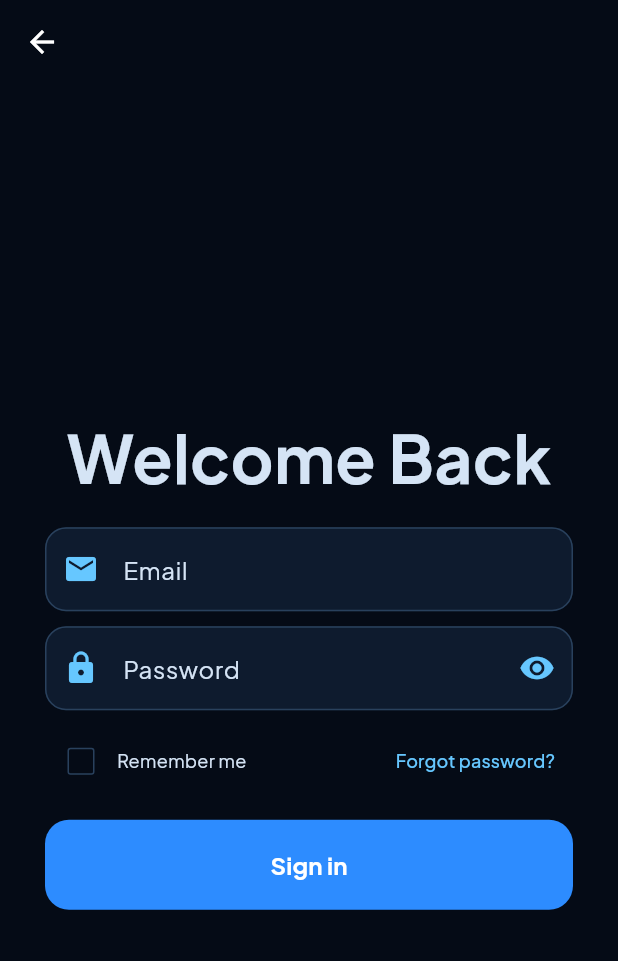
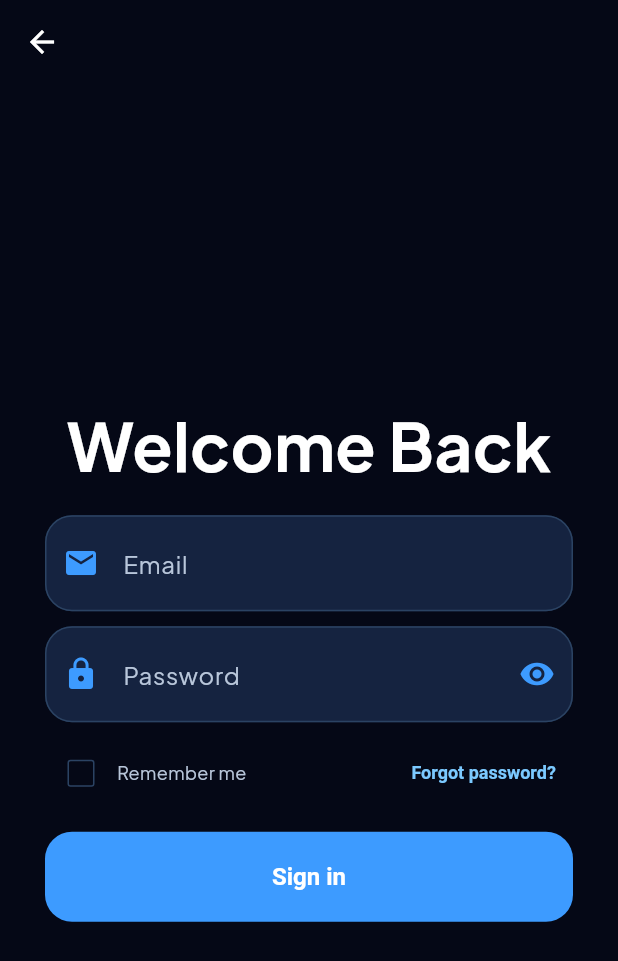
Before and after one commit to Potater420/Social_Media_App, a Flutter app: the screen it shows after launch, after a tap on "Sign in", on a phone screen of 412 x 824 dp. Shown: the top 961 px of the screen. Run offline on Flutter 3.47's test engine with Material 3 defaults, Android fonts, the phone set to English and light mode, and no system bars.

Commit message:
edited theme a bit

```diff
--- a/lib/pages/sign_in_page.dart
+++ b/lib/pages/sign_in_page.dart
@@ -1,4 +1,5 @@
 import 'package:flutter/material.dart';
+
 import 'package:sprints_firstapp/widgets/custom_button.dart';
 
 class SignInPage extends StatefulWidget {
@@ -43,11 +44,12 @@ class _SignInPageState extends State<SignInPage> {
               child: Column(
                 mainAxisAlignment: MainAxisAlignment.center,
                 children: [
-                  const Text(
+                   const Text(
                     'Welcome Back',
                     style: TextStyle(
                       fontWeight: FontWeight.bold,
                       fontSize: 44,
+                      color: Colors.white,
                     ),
                   ),
                   const SizedBox(height: 15),
--- a/lib/pages/welcome_page.dart
+++ b/lib/pages/welcome_page.dart
@@ -1,5 +1,6 @@
 import 'package:flutter/material.dart';
 import 'package:sprints_firstapp/pages/sign_in_page.dart';
+import 'package:sprints_firstapp/theme/app_colors.dart';
 import 'package:sprints_firstapp/widgets/custom_button.dart';
 
 class WelcomePage extends StatelessWidget {
@@ -33,7 +34,7 @@ class WelcomePage extends StatelessWidget {
                   child: Icon(
                     Icons.people_alt_rounded,
                     size: 55,
-                    color: Color.fromARGB(255, 9, 88, 152),
+                    color: AppColors.primary
                   ),
                 ),
 
--- a/lib/theme/app_colors.dart
+++ b/lib/theme/app_colors.dart
@@ -1,27 +1,18 @@
 import 'package:flutter/material.dart';
 
 class AppColors {
-  // Backgrounds
-  static const background = Color(0xFF050B16);
-  static const surface = Color(0xFF0E1B2E);
-  static const surface2 = Color(0xFF142846);
+  static const background = Color(0xFF050816);
+  static const surface = Color(0xFF152340);
 
-  // Brand
-  static const primary = Color(0xFF2D8CFF);
-  static const primaryDark = Color(0xFF1D6ED8);
-  static const accent = Color(0xFF66C7FF);
+  static const primary = Color(0xFF3D9BFF);
+  static const accent = Color(0xFF7BC9FF);
 
-  // Text
   static const textPrimary = Color(0xFFFFFFFF);
-  static const textSecondary = Color(0xFFD5E4F5);
-  static const textHint = Color(0xFF88A2BF);
+  static const textSecondary = Color(0xFFB8C6DA);
+  static const textHint = Color(0xFF7E92AD);
 
-  // UI
-  static const border = Color(0xFF29415D);
-  static const divider = Color(0xFF20344C);
+  static const border = Color(0xFF2B4363);
+  static const divider = Color(0xFF203650);
 
-  // Status
-  static const success = Color(0xFF2ECC71);
-  static const warning = Color(0xFFFFC857);
-  static const error = Color(0xFFFF5A5F);
+  static const error = Color(0xFFFF5D73);
 }
--- a/lib/theme/app_theme.dart
+++ b/lib/theme/app_theme.dart
@@ -2,7 +2,7 @@ import 'package:flutter/material.dart';
 import 'app_colors.dart';
 
 class AppTheme {
-  static final darkTheme = ThemeData(
+  static final ThemeData darkTheme = ThemeData(
     useMaterial3: true,
     brightness: Brightness.dark,
     fontFamily: 'PlusJakartaSans',
@@ -18,30 +18,49 @@ class AppTheme {
 
     appBarTheme: const AppBarTheme(
       backgroundColor: Colors.transparent,
+      foregroundColor: AppColors.textPrimary,
       elevation: 0,
-      foregroundColor: AppColors.textPrimary,
       centerTitle: true,
     ),
 
     textTheme: const TextTheme(
       headlineLarge: TextStyle(
-        fontSize: 34,
+        fontSize: 38,
         fontWeight: FontWeight.bold,
         color: AppColors.textPrimary,
       ),
+
+      headlineMedium: TextStyle(
+        fontSize: 28,
+        fontWeight: FontWeight.w700,
+        color: AppColors.textPrimary,
+      ),
+
       bodyLarge: TextStyle(
         fontSize: 16,
         color: AppColors.textPrimary,
       ),
+
       bodyMedium: TextStyle(
         fontSize: 14,
         color: AppColors.textSecondary,
+      ),
+
+      labelLarge: TextStyle(
+        fontSize: 16,
+        fontWeight: FontWeight.w600,
+        color: Colors.white,
       ),
     ),
 
     inputDecorationTheme: InputDecorationTheme(
       filled: true,
       fillColor: AppColors.surface,
+
+      contentPadding: const EdgeInsets.symmetric(
+        horizontal: 18,
+        vertical: 20,
+      ),
 
       hintStyle: const TextStyle(
         color: AppColors.textHint,
@@ -51,24 +70,35 @@ class AppTheme {
         color: AppColors.textSecondary,
       ),
 
-      prefixIconColor: AppColors.accent,
-      suffixIconColor: AppColors.accent,
-
-      border: OutlineInputBorder(
-        borderRadius: BorderRadius.circular(14),
-      ),
+      prefixIconColor: AppColors.primary,
+      suffixIconColor: AppColors.primary,
 
       enabledBorder: OutlineInputBorder(
-        borderRadius: BorderRadius.circular(14),
+        borderRadius: BorderRadius.circular(18),
         borderSide: const BorderSide(
           color: AppColors.border,
         ),
       ),
 
       focusedBorder: OutlineInputBorder(
-        borderRadius: BorderRadius.circular(14),
+        borderRadius: BorderRadius.circular(18),
         borderSide: const BorderSide(
           color: AppColors.primary,
+          width: 2,
+        ),
+      ),
+
+      errorBorder: OutlineInputBorder(
+        borderRadius: BorderRadius.circular(18),
+        borderSide: const BorderSide(
+          color: AppColors.error,
+        ),
+      ),
+
+      focusedErrorBorder: OutlineInputBorder(
+        borderRadius: BorderRadius.circular(18),
+        borderSide: const BorderSide(
+          color: AppColors.error,
           width: 2,
         ),
       ),
@@ -78,10 +108,16 @@ class AppTheme {
       style: ElevatedButton.styleFrom(
         backgroundColor: AppColors.primary,
         foregroundColor: Colors.white,
-        minimumSize: const Size(double.infinity, 56),
         elevation: 0,
+        minimumSize: const Size(double.infinity, 58),
+
         shape: RoundedRectangleBorder(
-          borderRadius: BorderRadius.circular(16),
+          borderRadius: BorderRadius.circular(18),
+        ),
+
+        textStyle: const TextStyle(
+          fontSize: 17,
+          fontWeight: FontWeight.w600,
         ),
       ),
     ),
@@ -89,16 +125,22 @@ class AppTheme {
     textButtonTheme: TextButtonThemeData(
       style: TextButton.styleFrom(
         foregroundColor: AppColors.accent,
+        textStyle: const TextStyle(
+          fontWeight: FontWeight.w600,
+        ),
       ),
     ),
 
     checkboxTheme: CheckboxThemeData(
       fillColor: WidgetStateProperty.resolveWith((states) {
-        return states.contains(WidgetState.selected)
-            ? AppColors.primary
-            : Colors.transparent;
+        if (states.contains(WidgetState.selected)) {
+          return AppColors.primary;
+        }
+        return Colors.transparent;
       }),
-      side: const BorderSide(color: AppColors.border),
+      side: const BorderSide(
+        color: AppColors.border,
+      ),
     ),
 
     dividerTheme: const DividerThemeData(
```
